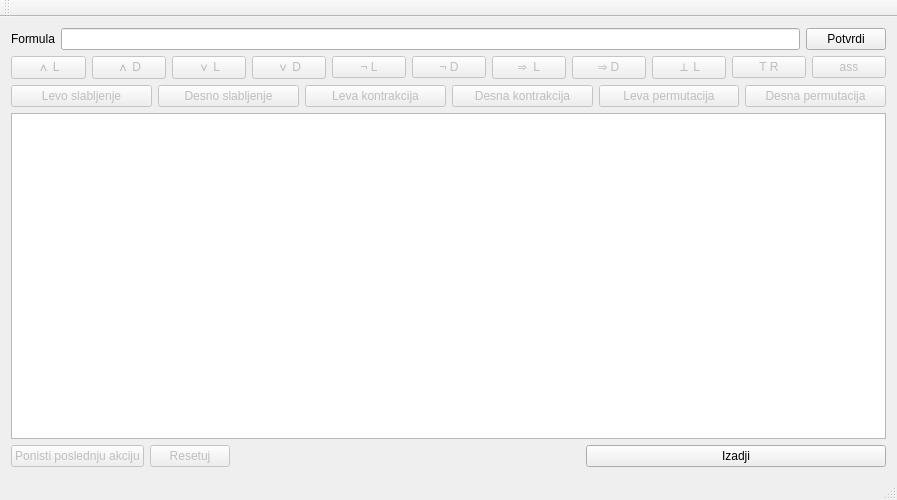
First picture: the form in mainwindow.ui, repository milicakojicic/Interaktivni-dokazivac-teorema-u-racunu-sekvenata, before the edit.
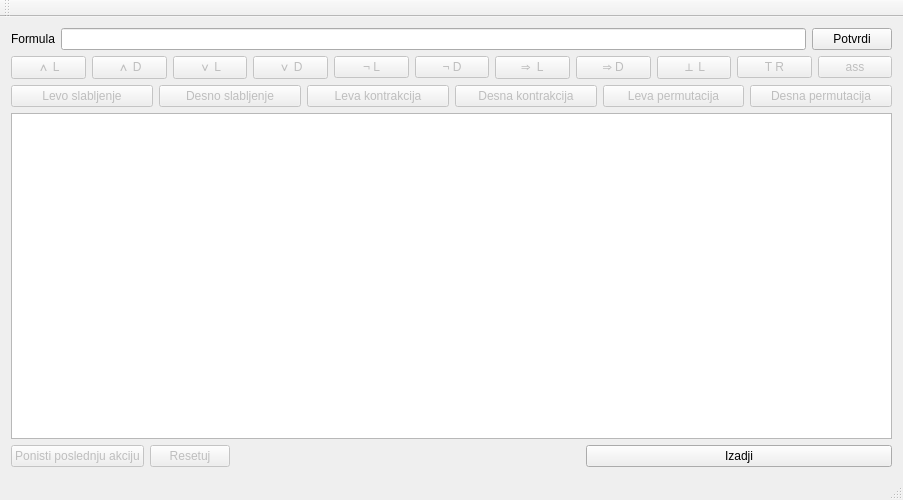
Second picture: the form after the edit.

The edit to the form file:
```diff
--- a/mainwindow.ui
+++ b/mainwindow.ui
@@ -9,7 +9,7 @@
    <rect>
     <x>0</x>
     <y>0</y>
-    <width>897</width>
+    <width>903</width>
     <height>500</height>
    </rect>
   </property>
@@ -22,7 +22,7 @@
   <property name="minimumSize">
    <size>
     <width>500</width>
-    <height>400</height>
+    <height>500</height>
    </size>
   </property>
   <property name="maximumSize">
```
Left out of the diff: 2 changed lines with no effect on the pictures.
